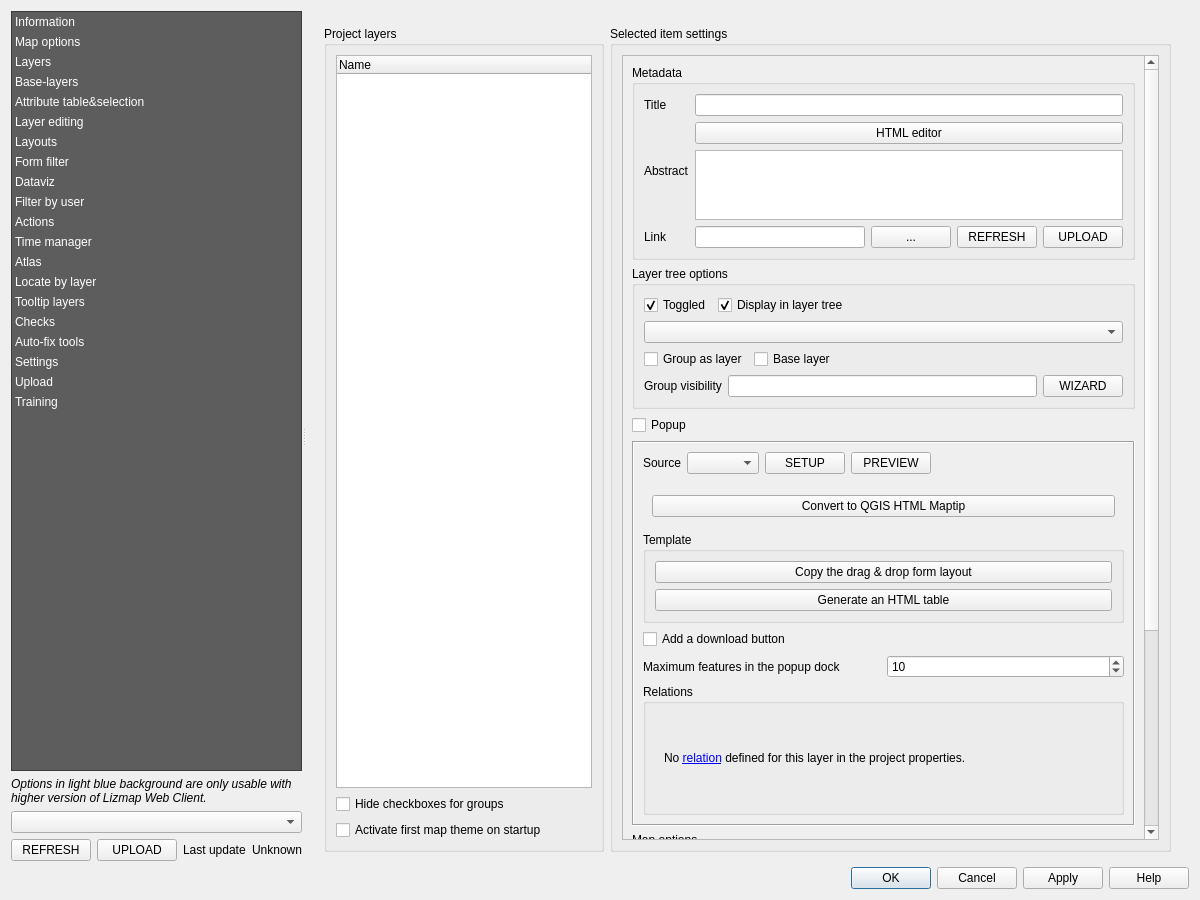
This is lizmap/resources/ui/ui_lizmap.ui in 3liz/lizmap-plugin as Qt 5 draws it before an edit. The edited form follows.
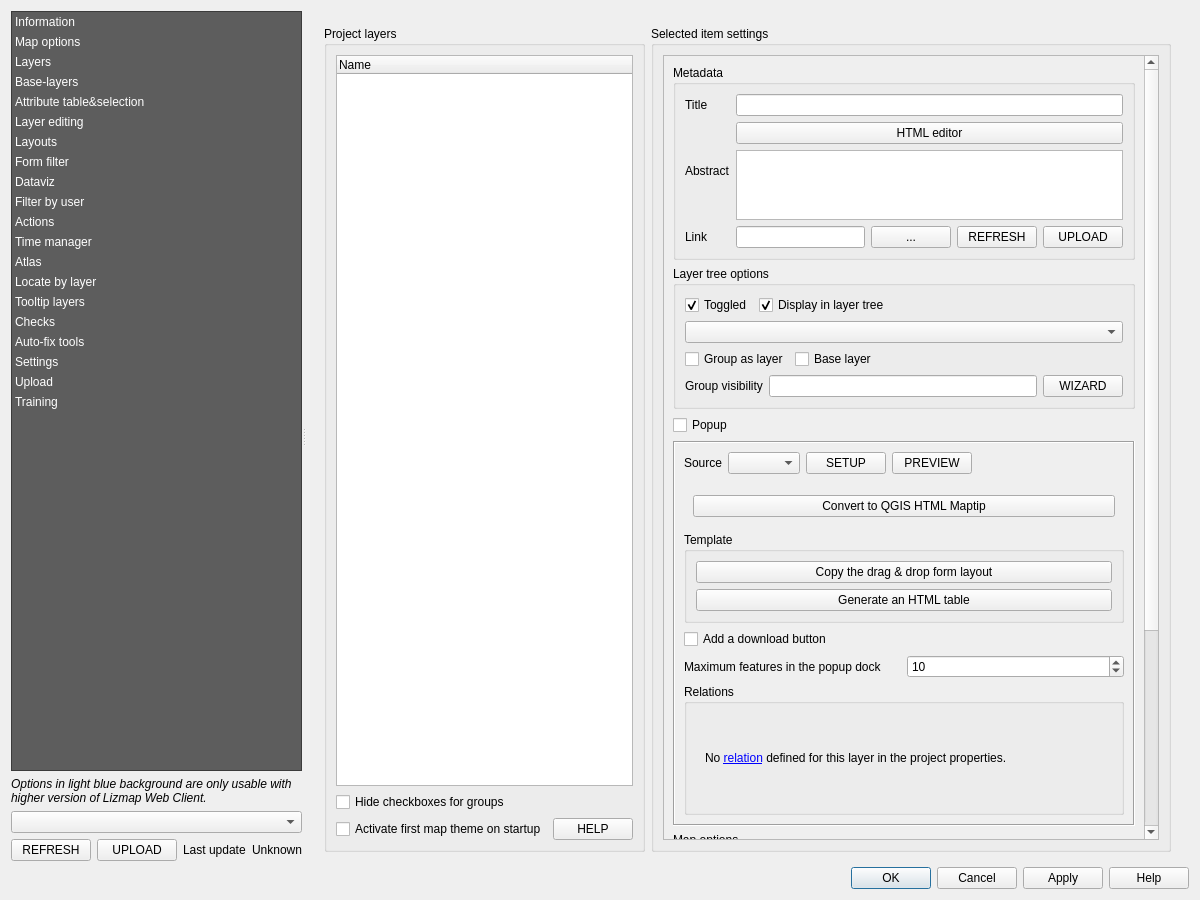
This is the edited form. The open tabs and pages were chosen to show the change. Custom widgets are drawn as their Qt base class.

Commit message: UX - Add link to the QGIS theme online help

What changed in the file:
```diff
--- a/lizmap/resources/ui/ui_lizmap.ui
+++ b/lizmap/resources/ui/ui_lizmap.ui
@@ -1517,12 +1517,23 @@
                    </widget>
                   </item>
                   <item row="2" column="0">
+                   <layout class="QHBoxLayout" name="horizontalLayout_36">
+                    <item>
                    <widget class="QCheckBox" name="activate_first_map_theme">
                     <property name="text">
                      <string>Activate first map theme on startup</string>
                     </property>
                    </widget>
                   </item>
+                    <item>
+                     <widget class="QPushButton" name="help_map_theme">
+                      <property name="text">
+                       <string notr="true">HELP</string>
+                      </property>
+                     </widget>
+                    </item>
+                   </layout>
+                  </item>
                  </layout>
                 </widget>
                </item>
```
Left out of the diff: 1 changed line with no effect on the pictures. Lines whose indentation alone changed are shown as unchanged. The commit also changes 2 other files.
